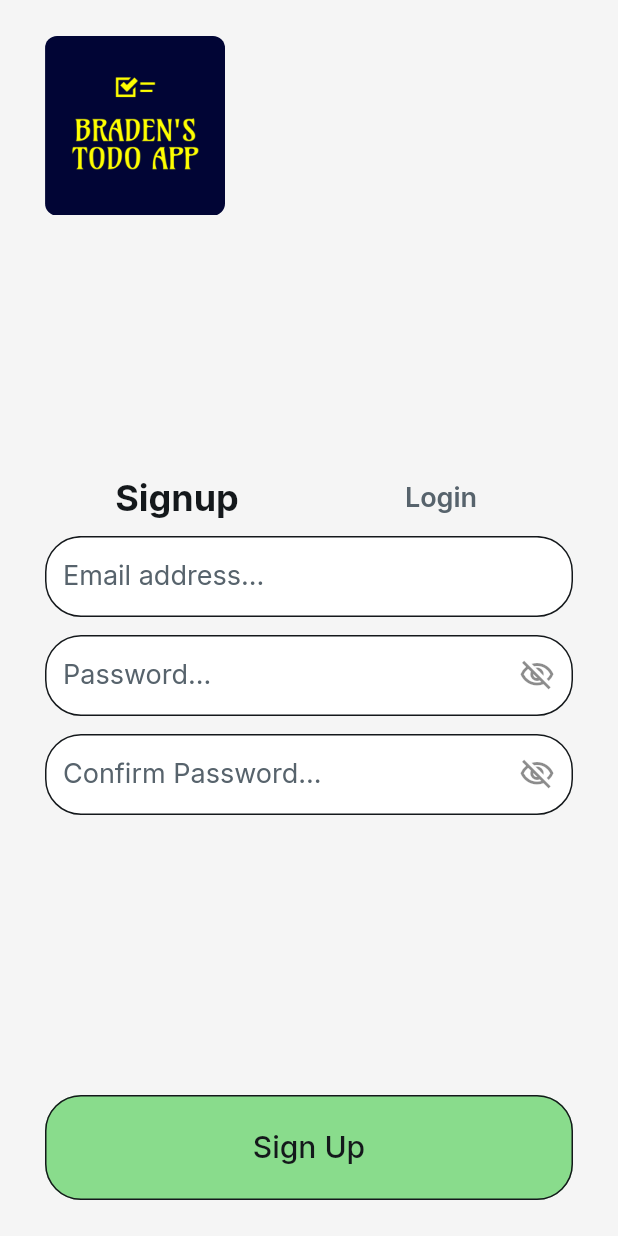
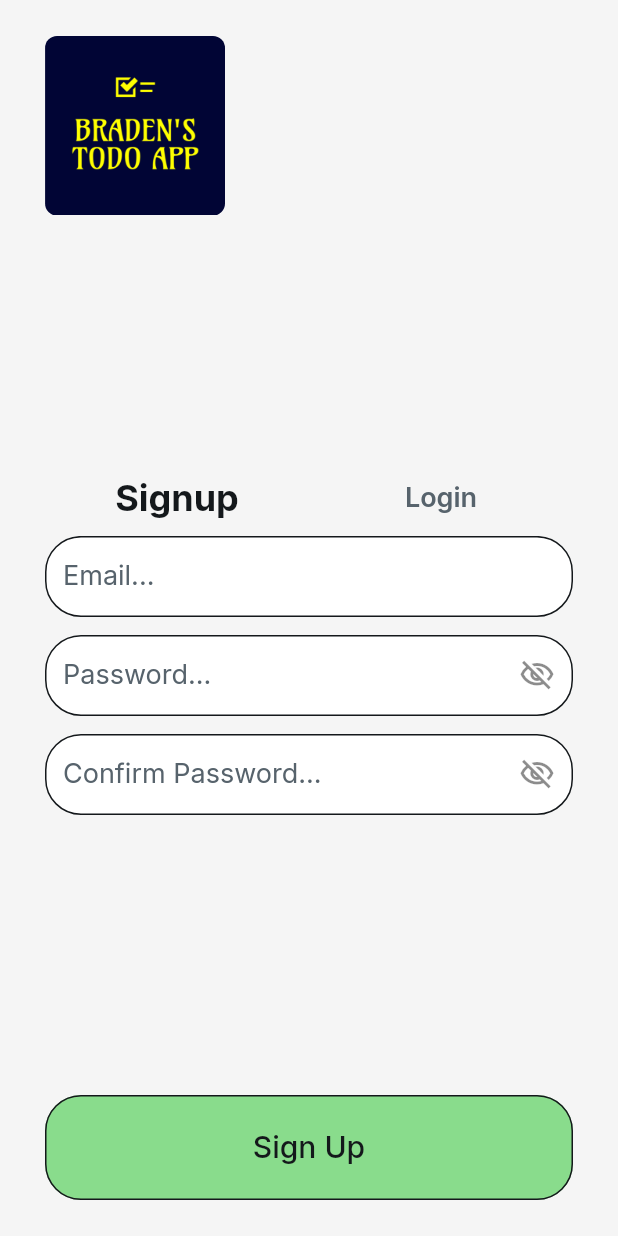
Before and after one commit to braden-hutchins/TodoApp-FlutterFlow, a Flutter app: the screen it shows after launch, on a phone screen of 412 x 824 dp. Run offline on Flutter 3.47's test engine with Material 3 defaults, Android fonts, the phone set to English and light mode, and no system bars; drawn by our look-alikes of auto_size_text; our stand-ins replace cloud_firestore, easy_debounce, file_picker, firebase_auth, firebase_core, firebase_storage and 12 more; missing offline and left inert: json_path, mime_type; accounts and stored records are empty.

Commit message:
changed "Email address" to "Email"

```diff
--- a/lib/login/login_widget.dart
+++ b/lib/login/login_widget.dart
@@ -217,7 +217,7 @@ class _LoginWidgetState extends State<LoginWidget>
                                                               .labelLarge
                                                               .fontStyle,
                                                     ),
-                                            hintText: 'Email address...',
+                                            hintText: 'Email...',
                                             hintStyle:
                                                 FlutterFlowTheme.of(context)
                                                     .labelLarge
```
